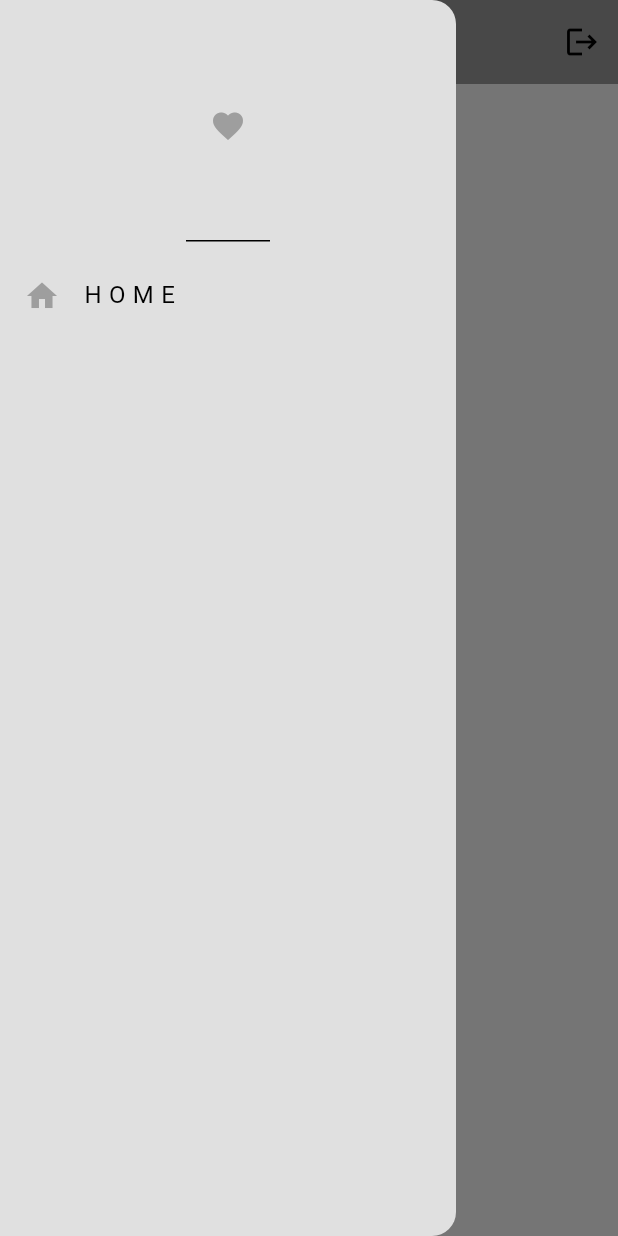
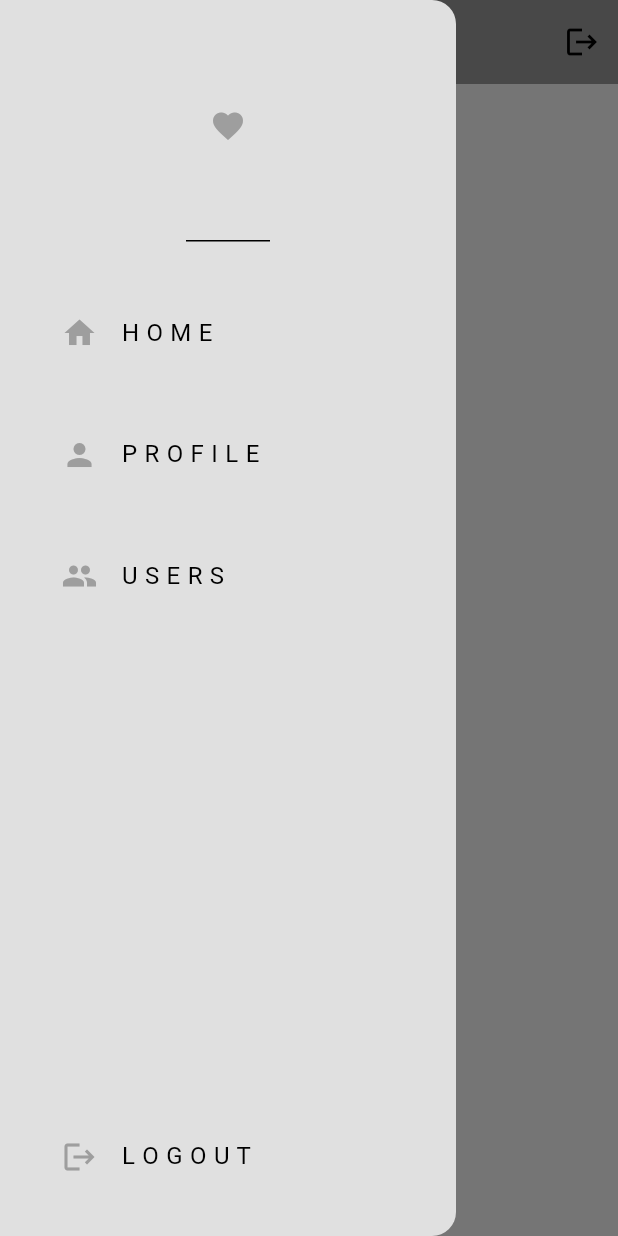
Before and after one commit to Ryuuutaaa/social-app-flutter, a Flutter app: the screen it shows once a user with an empty profile is signed in, with the side drawer open, on a phone screen of 412 x 824 dp. Run offline on Flutter 3.47's test engine with Material 3 defaults, Android fonts, the phone set to English and light mode, and no system bars; our stand-ins replace firebase_auth, firebase_core; accounts and stored records are empty.

Commit message:
feat : adjust drawer

```diff
--- a/lib/components/my_drawer.dart
+++ b/lib/components/my_drawer.dart
@@ -8,6 +8,9 @@ class MyDrawer extends StatelessWidget {
     return Drawer(
       backgroundColor: Theme.of(context).colorScheme.background,
       child: Column(
+        mainAxisAlignment: MainAxisAlignment.spaceBetween,
+        children: [
+          Column(
             children: [
               // drawer header
               DrawerHeader(
@@ -17,22 +20,81 @@ class MyDrawer extends StatelessWidget {
                 ),
               ),
 
+              const SizedBox(
+                height: 25,
+              ),
+
               // home tile
-          ListTile(
+              Padding(
+                padding: const EdgeInsets.only(left: 25.0),
+                child: ListTile(
                   leading: Icon(
                     Icons.home,
                     color: Theme.of(context).colorScheme.inversePrimary,
                   ),
-            title: Text("H O M E"),
+                  title: const Text("H O M E"),
                   onTap: () {
                     // this is already the home screen so just pop drawer
                     Navigator.pop(context);
                   },
-          )
+                ),
+              ),
+
+              const SizedBox(
+                height: 25,
+              ),
 
               // profile user
+              Padding(
+                padding: const EdgeInsets.only(left: 25.0),
+                child: ListTile(
+                  leading: Icon(
+                    Icons.person,
+                    color: Theme.of(context).colorScheme.inversePrimary,
+                  ),
+                  title: const Text("P R O F I L E"),
+                  onTap: () {
+                    // this is already the home screen so just pop drawer
+                    Navigator.pop(context);
+                  },
+                ),
+              ),
+
+              const SizedBox(height: 25.0),
 
               // users title
+              Padding(
+                padding: const EdgeInsets.only(left: 25.0),
+                child: ListTile(
+                  leading: Icon(
+                    Icons.group,
+                    color: Theme.of(context).colorScheme.inversePrimary,
+                  ),
+                  title: const Text("U S E R S"),
+                  onTap: () {
+                    // this is already the home screen so just pop drawer
+                    Navigator.pop(context);
+                  },
+                ),
+              ),
+            ],
+          ),
+
+          // logout tile
+          Padding(
+            padding: const EdgeInsets.only(left: 25.0, bottom: 25),
+            child: ListTile(
+              leading: Icon(
+                Icons.logout,
+                color: Theme.of(context).colorScheme.inversePrimary,
+              ),
+              title: const Text("L O G O U T"),
+              onTap: () {
+                // this is already the home screen so just pop drawer
+                Navigator.pop(context);
+              },
+            ),
+          ),
         ],
       ),
     );
```
Lines whose indentation alone changed are shown as unchanged.
